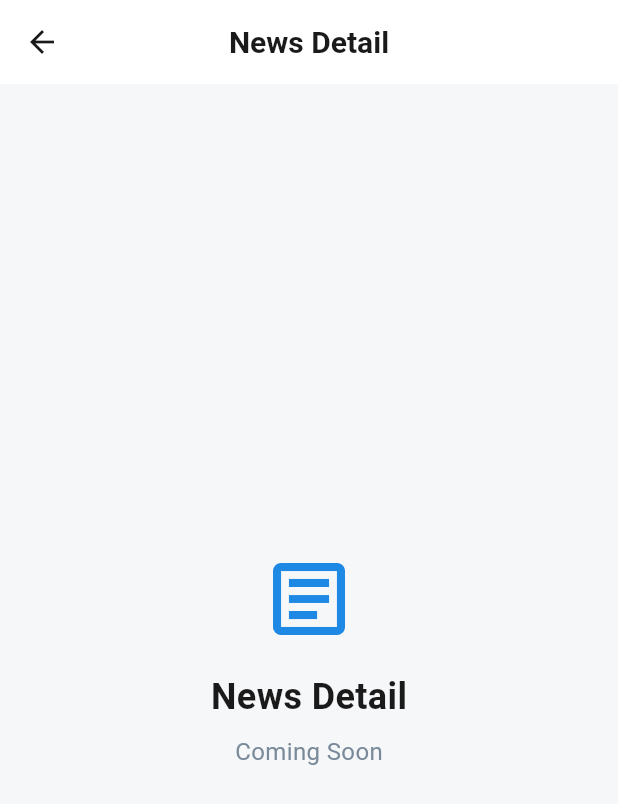
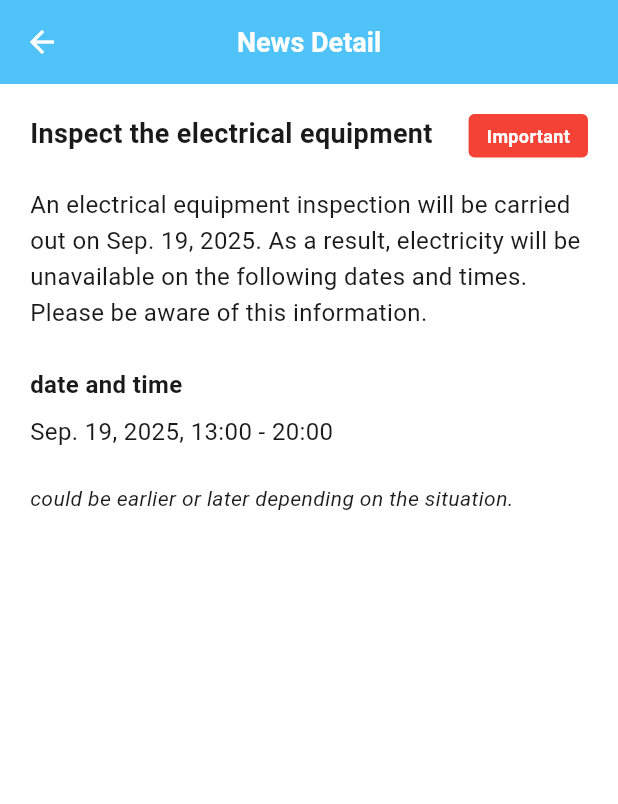
Before and after one commit to MrPusitCH/ICPC-2025, a Flutter app: the NewsDetailScreen screen opened by its route, on a phone screen of 412 x 824 dp. Shown: the top 804 px of the screen. Run offline on Flutter 3.47's test engine with Material 3 defaults, Android fonts, the light colour scheme and no system bars; our stand-ins replace geocoding, google_maps_flutter, image_picker, shared_preferences; accounts and stored records are empty; network calls fail.

Commit message:
feat: Add news create screen and enhance news functionality
- Create news_create_screen.dart with complete form layout
  - Title and message input fields with validation
  - Photo upload section with preview and delete functionality
  - Priority selection (important/caution/notice) with visual feedback
  - Send your post button with form submission

- Update news_detail_screen.dart with detailed announcement layout
  - Header with title and Important label
  - Full announcement content with proper typography
  - Date and time section
  - Disclaimer note with italic styling

- Enhance news_list_screen.dart
  - Add FloatingActionButton for creating new announcements
  - Navigate to news create screen on + button tap

- Update app_router.dart
  - Add newsCreate route constant
  - Register NewsCreateScreen in route mapping
  - Import NewsCreateScreen

- All screens follow consistent design patterns
- Form validation and user feedback implemented
- No linter errors - clean code

```diff
--- a/frontend/neighbor_app/lib/router/app_router.dart
+++ b/frontend/neighbor_app/lib/router/app_router.dart
@@ -11,6 +11,7 @@ import '../screens/activity/activity_create_screen.dart';
 import '../screens/community/community_detail_screen.dart';
 import '../screens/community/community_create_screen.dart';
 import '../screens/news/news_detail_screen.dart';
+import '../screens/news/news_create_screen.dart';
 import '../screens/profile/profile_edit_screen.dart';
 import '../screens/settings/settings_screen.dart';
 import '../screens/volunteer/volunteer_detail_screen.dart';
@@ -45,6 +46,7 @@ class AppRouter {
 
   /// News-related routes
   static const String newsDetail = '/news/detail';
+  static const String newsCreate = '/news/create';
 
   /// Profile-related routes
   static const String profileEdit = '/profile/edit';
@@ -79,6 +81,7 @@ class AppRouter {
 
     // News routes
     newsDetail: (context) => const NewsDetailScreen(),
+    newsCreate: (context) => const NewsCreateScreen(),
 
     // Profile routes
     profileEdit: (context) => const ProfileEditScreen(),
--- a/frontend/neighbor_app/lib/screens/news/news_detail_screen.dart
+++ b/frontend/neighbor_app/lib/screens/news/news_detail_screen.dart
@@ -1,4 +1,5 @@
 import 'package:flutter/material.dart';
+import '../../router/app_router.dart';
 
 class NewsDetailScreen extends StatelessWidget {
   const NewsDetailScreen({super.key});
@@ -6,51 +7,114 @@ class NewsDetailScreen extends StatelessWidget {
   @override
   Widget build(BuildContext context) {
     return Scaffold(
-      backgroundColor: const Color(0xFFF6F7F9),
+      backgroundColor: Colors.white,
       appBar: AppBar(
         title: const Text(
           'News Detail',
           style: TextStyle(
-            fontSize: 20,
-            fontWeight: FontWeight.w600,
-            color: Color(0xFF1A1A1A),
+            fontSize: 18,
+            fontWeight: FontWeight.bold,
+            color: Colors.white,
           ),
         ),
-        backgroundColor: Colors.white,
+        backgroundColor: const Color(0xFF4FC3F7), // Light blue
         elevation: 0,
         centerTitle: true,
         leading: IconButton(
-          icon: const Icon(
-            Icons.arrow_back,
-            color: Color(0xFF1A1A1A),
-          ),
-          onPressed: () => Navigator.pop(context),
+          icon: const Icon(Icons.arrow_back, color: Colors.white),
+          onPressed: () => AppRouter.pop(context),
         ),
       ),
-      body: const Center(
+      body: SingleChildScrollView(
+        padding: const EdgeInsets.all(20),
         child: Column(
-          mainAxisAlignment: MainAxisAlignment.center,
+          crossAxisAlignment: CrossAxisAlignment.start,
           children: [
-            Icon(
-              Icons.article_outlined,
-              size: 64,
-              color: Color(0xFF1E88E5),
+            // Header with title and Important label
+            Row(
+              crossAxisAlignment: CrossAxisAlignment.start,
+              children: [
+                // Title
+                Expanded(
+                  child: Text(
+                    'Inspect the electrical equipment',
+                    style: const TextStyle(
+                      fontSize: 18,
+                      fontWeight: FontWeight.bold,
+                      color: Color(0xFF1A1A1A),
+                    ),
+                  ),
+                ),
+
+                const SizedBox(width: 12),
+
+                // Important label
+                Container(
+                  padding: const EdgeInsets.symmetric(
+                    horizontal: 12,
+                    vertical: 6,
+                  ),
+                  decoration: BoxDecoration(
+                    color: Colors.red,
+                    borderRadius: BorderRadius.circular(4),
+                  ),
+                  child: const Text(
+                    'Important',
+                    style: TextStyle(
+                      fontSize: 12,
+                      fontWeight: FontWeight.w600,
+                      color: Colors.white,
+                    ),
+                  ),
+                ),
+              ],
             ),
-            SizedBox(height: 16),
-            Text(
-              'News Detail',
+
+            const SizedBox(height: 20),
+
+            // Main content
+            const Text(
+              'An electrical equipment inspection will be carried out on Sep. 19, 2025. As a result, electricity will be unavailable on the following dates and times. Please be aware of this information.',
               style: TextStyle(
-                fontSize: 24,
-                fontWeight: FontWeight.w600,
+                fontSize: 16,
+                color: Color(0xFF1A1A1A),
+                height: 1.5,
+              ),
+            ),
+
+            const SizedBox(height: 24),
+
+            // Date and time section
+            const Text(
+              'date and time',
+              style: TextStyle(
+                fontSize: 16,
+                fontWeight: FontWeight.bold,
                 color: Color(0xFF1A1A1A),
               ),
             ),
-            SizedBox(height: 8),
-            Text(
-              'Coming Soon',
+
+            const SizedBox(height: 8),
+
+            const Text(
+              'Sep. 19, 2025, 13:00 - 20:00',
               style: TextStyle(
                 fontSize: 16,
-                color: Color(0xFF7A8A9A),
+                color: Color(0xFF1A1A1A),
+                height: 1.4,
+              ),
+            ),
+
+            const SizedBox(height: 24),
+
+            // Disclaimer note
+            const Text(
+              'could be earlier or later depending on the situation.',
+              style: TextStyle(
+                fontSize: 14,
+                color: Color(0xFF1A1A1A),
+                height: 1.4,
+                fontStyle: FontStyle.italic,
               ),
             ),
           ],
```
Also changed, not shown: frontend/neighbor_app/lib/screens/news/news_create_screen.dart (added, +357 -0 lines), frontend/neighbor_app/lib/screens/news/news_list_screen.dart (+126 -72 lines).
